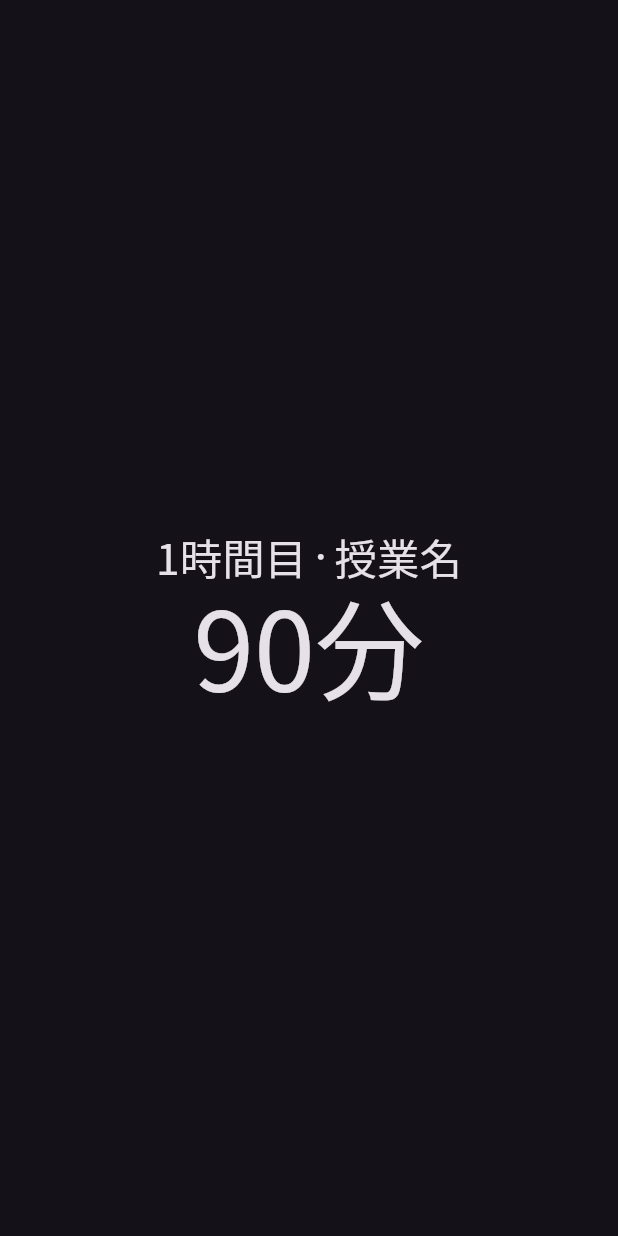
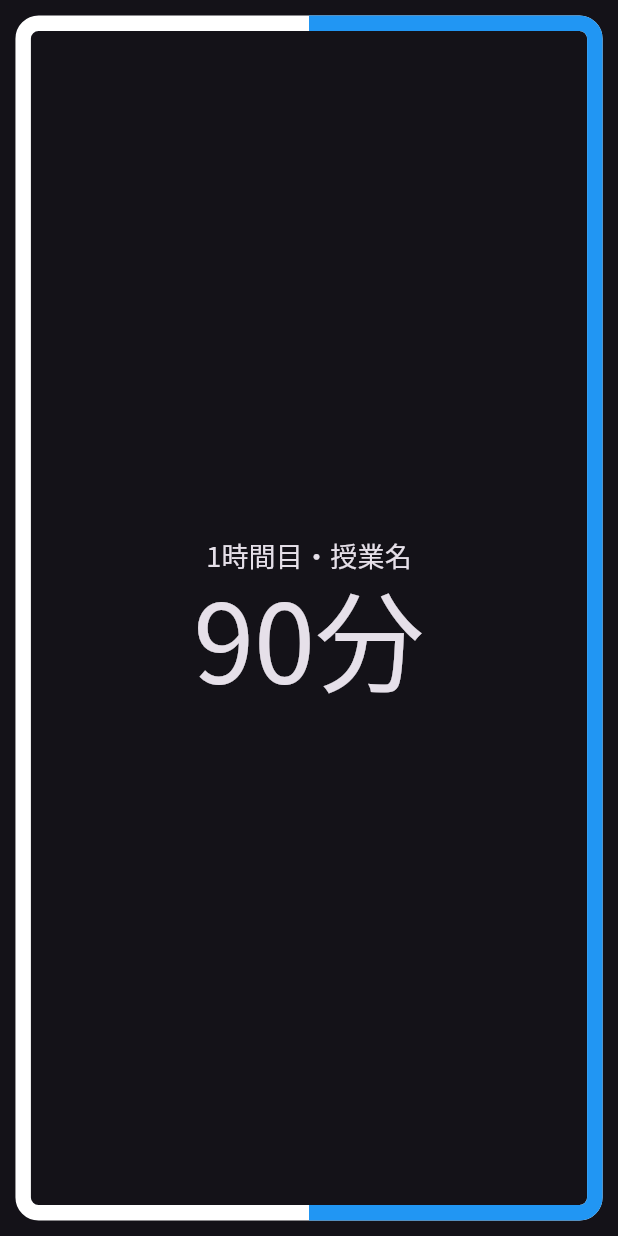
Before and after one commit to canoypa/nocsis, a Flutter app: the DuringClassScreen screen opened directly, on a phone screen of 412 x 824 dp. Run offline on Flutter 3.47's test engine with Material 3 defaults, Android fonts, the phone set to English and light mode, and no system bars; our stand-ins replace cloud_functions, firebase_auth, firebase_core, flutter_riverpod, flutter_screenutil, flutter_svg and 3 more; accounts and stored records are empty; statements that could not run were skipped.

Commit message:
wip class during

```diff
--- a/classroom_flutter/lib/screens/during_class.dart
+++ b/classroom_flutter/lib/screens/during_class.dart
@@ -1,4 +1,5 @@
 import 'package:flutter/material.dart';
+import 'package:nocsis_classroom/components/during_class_progress.dart';
 
 class DuringClassScreen extends StatelessWidget {
   const DuringClassScreen({
@@ -8,22 +9,27 @@ class DuringClassScreen extends StatelessWidget {
   @override
   Widget build(BuildContext context) {
     return Scaffold(
-      body: Center(
+      body: Stack(
+        children: [
+          DuringClassProgress(),
+          Center(
             child: Column(
               mainAxisSize: MainAxisSize.min,
               children: [
                 Row(
                   mainAxisSize: MainAxisSize.min,
                   children: [
-                Text("1時間目", style: Theme.of(context).textTheme.titleLarge),
-                Text("・"),
-                Text("授業名", style: Theme.of(context).textTheme.titleLarge),
+                    Text("1時間目", style: Theme.of(context).textTheme.titleSmall),
+                    const Text("・"),
+                    Text("授業名", style: Theme.of(context).textTheme.titleSmall),
                   ],
                 ),
                 Text("90分", style: Theme.of(context).textTheme.displayLarge),
               ],
             ),
           ),
+        ],
+      ),
     );
   }
 }
```
Also changed, not shown: classroom_flutter/lib/components/during_class_progress.dart (added, +57 -0 lines). Lines whose indentation alone changed are shown as unchanged.
